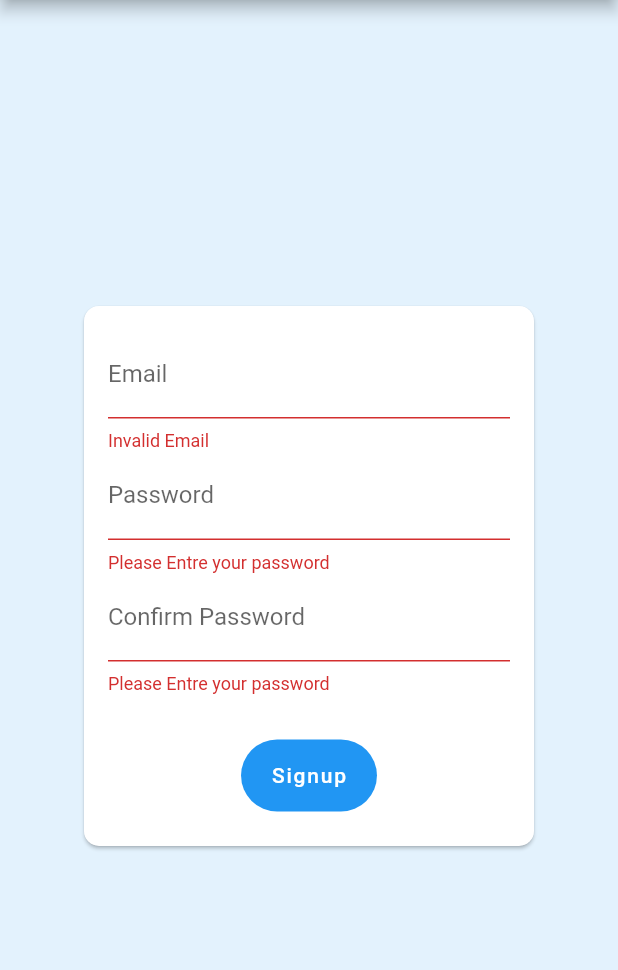
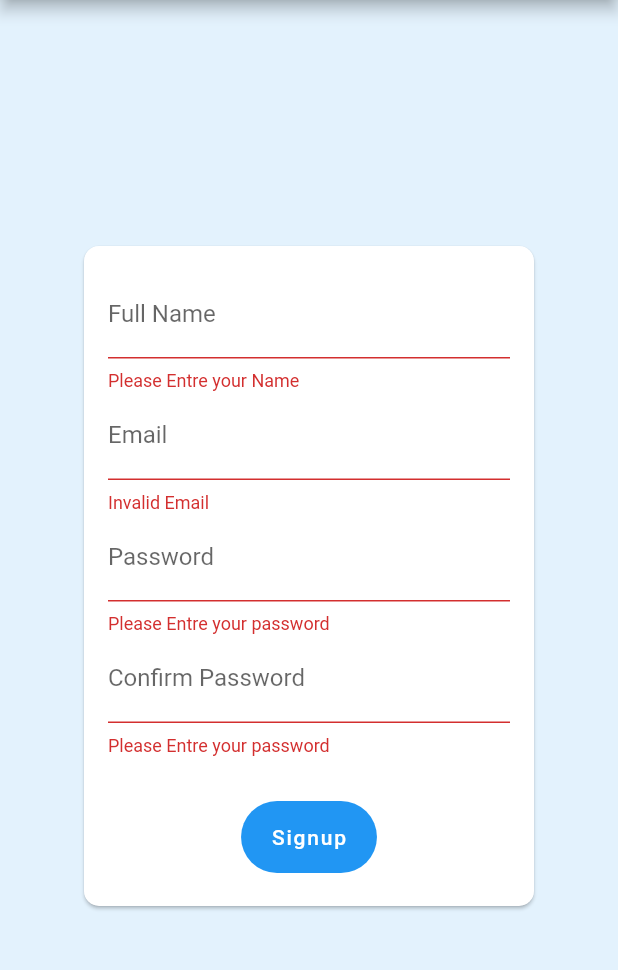
Before and after one commit to abhinav-mangal/flutter_assigment_6, a Flutter app: the SignupPage screen opened by its route, after a tap on "Signup", on a phone screen of 412 x 824 dp, the part 84-1054 px from its top. Run offline on Flutter 3.47's test engine with Material 2 defaults, Android fonts, the light colour scheme and no system bars; our stand-ins replace firebase_core, octo_image, syncfusion_flutter_charts; accounts and stored records are empty.

Commit message:
Added name to Signin page and integrated it with Welcome title

```diff
--- a/lib/Model/MenuItem.dart
+++ b/lib/Model/MenuItem.dart
@@ -1,6 +1,5 @@
 import 'package:flutter/cupertino.dart';
 import 'package:flutter/material.dart';
-// import 'pacakage:flutter/material.dart';
 
 class MenuItem {
   final String text;
--- a/lib/Pages/EmpListPage.dart
+++ b/lib/Pages/EmpListPage.dart
@@ -7,21 +7,28 @@ import 'package:flutter_assignment_6/Pages/EmpDetailPage.dart';
 import 'package:octo_image/octo_image.dart';
 
 class EmpListPage extends StatefulWidget {
-  EmpListPage({Key key, this.title}) : super(key: key);
+  final String title;
+  final String name;
 
-  final String title;
+  const EmpListPage({
+    Key key,
+    this.title,
+    this.name,
+  }) : super(key: key);
 
   @override
-  _EmpListPageState createState() => _EmpListPageState();
+  _EmpListPageState createState() => _EmpListPageState(name);
 }
 
 class _EmpListPageState extends State<EmpListPage> {
   List data;
+  String name;
+  _EmpListPageState(this.name);
   @override
   Widget build(BuildContext context) {
     return Scaffold(
       appBar: MyAppBar(
-        title: Text('Employees'),
+        title: Text("Welcome " + '$name'),
       ),
       body: Container(
         child: FutureBuilder(
@@ -71,27 +78,9 @@ class _EmpListPageState extends State<EmpListPage> {
                                 image: NetworkImage(data[index]['imageUrl']),
                                 progressIndicatorBuilder: OctoProgressIndicator
                                     .circularProgressIndicator(),
-                                // color: ,
                               ),
                             ),
                           ),
-                          // CachedNetworkImage(
-                          //   imageUrl: data[index]['imageurl'],
-                          //   placeholder: (context, url) =>
-                          //       CircularProgressIndicator(),
-                          // imageBuilder: (context, image) => CircleAvatar(
-                          //   backgroundImage: data[index]['imageurl'],
-                          //   radius: 40,
-                          // ),
-                          // errorWidget: (context, url, error) => CircleAvatar(
-                          //   backgroundColor: Colors.grey,
-                          //   child: userProfileAvatarPlaceholder,
-                          //   radius: 40,
-                          // ),
-                          // ),
-                          // backgroundImage: NetworkImage(
-                          //   data[index]['imageUrl'],
-                          // ),
                         ),
                         trailing: Icon(
                           Icons.arrow_forward_ios,
--- a/lib/Pages/LoginPage.dart
+++ b/lib/Pages/LoginPage.dart
@@ -1,23 +1,30 @@
 import 'package:flutter/cupertino.dart';
 import 'package:flutter/material.dart';
+import 'package:flutter_assignment_6/Pages/EmpListPage.dart';
 import 'package:flutter_assignment_6/Services/AuthData.dart';
 import 'package:provider/provider.dart';
 
 class LoginPage extends StatefulWidget {
+  final String name;
+
+  const LoginPage({Key key, this.name}) : super(key: key);
   @override
-  _LoginPageState createState() => _LoginPageState();
+  _LoginPageState createState() => _LoginPageState(name);
 }
 
 class _LoginPageState extends State<LoginPage> {
   final _formKey = GlobalKey<FormState>();
+  String name;
+  _LoginPageState(this.name);
 
   @override
   Widget build(BuildContext context) {
+    // var _name = widget.name;
     return WillPopScope(
       onWillPop: () async => false,
       child: Scaffold(
           appBar: AppBar(
-            title: Text('LogIn'),
+            title: Text('Login'),
             actions: [
               FloatingActionButton.extended(
                 heroTag: 'b1',
@@ -29,7 +36,7 @@ class _LoginPageState extends State<LoginPage> {
                 label: Row(
                   children: [
                     Text(
-                      'SignUp',
+                      'Signup',
                       style: TextStyle(fontSize: 20),
                     ),
                     SizedBox(
@@ -122,10 +129,10 @@ class _LoginPageState extends State<LoginPage> {
       await Provider.of<Authentication>(context, listen: false)
           .login(_authData['email'], _authData['password']);
 
-      Navigator.pushNamed(
-        context,
-        '/EmpListPage',
-      );
+      await Navigator.of(context).push(MaterialPageRoute(
+          builder: (context) => EmpListPage(
+                name: name,
+              )));
     } catch (error) {
       var errorMessage = 'Incorrent Email or Password. Try after sometime.';
       _showErroeDialog(errorMessage);
--- a/lib/Pages/SignupPage.dart
+++ b/lib/Pages/SignupPage.dart
@@ -1,5 +1,6 @@
 import 'package:flutter/cupertino.dart';
 import 'package:flutter/material.dart';
+import 'package:flutter_assignment_6/Pages/LoginPage.dart';
 import 'package:flutter_assignment_6/Services/AuthData.dart';
 import 'package:provider/provider.dart';
 
@@ -10,6 +11,7 @@ class SignupPage extends StatefulWidget {
 
 class _SignupPageState extends State<SignupPage> {
   final _formKey = GlobalKey<FormState>();
+  String name;
 
   @override
   Widget build(BuildContext context) {
@@ -36,7 +38,7 @@ class _SignupPageState extends State<SignupPage> {
                     borderRadius: BorderRadius.circular(10.0),
                   ),
                   child: Container(
-                    height: 360,
+                    height: 440,
                     width: 300,
                     padding: EdgeInsets.all(16),
                     child: Form(
@@ -45,10 +47,26 @@ class _SignupPageState extends State<SignupPage> {
                         child: Column(
                           children: <Widget>[
                             TextFormField(
+                              decoration:
+                                  InputDecoration(labelText: 'Full Name'),
+                              keyboardType: TextInputType.name,
+                              validator: (value) {
+                                if (value == null || value.isEmpty) {
+                                  return 'Please Entre your Name';
+                                }
+                                return null;
+                              },
+                              onSaved: (value) {
+                                name = value;
+                              },
+                            ),
+                            TextFormField(
                               decoration: InputDecoration(labelText: 'Email'),
                               keyboardType: TextInputType.emailAddress,
                               validator: (value) {
-                                if (value.isEmpty || !value.contains('@')) {
+                                if (value.isEmpty ||
+                                    !value.contains('@') &&
+                                        !value.contains('.com')) {
                                   return 'Invalid Email';
                                 }
                                 if (value == null || value.isEmpty) {
@@ -123,10 +141,10 @@ class _SignupPageState extends State<SignupPage> {
       await Provider.of<Authentication>(context, listen: false)
           .signUp(_authData['email'], _authData['password']);
 
-      Navigator.pushNamed(
-        context,
-        '/LoginPage',
-      );
+      Navigator.of(context).push(MaterialPageRoute(
+          builder: (context) => LoginPage(
+                name: name,
+              )));
     } catch (error) {
       var errorMessage = 'Incorrent Email or Password. Try Again.';
       _showErroeDialog(errorMessage);
```
